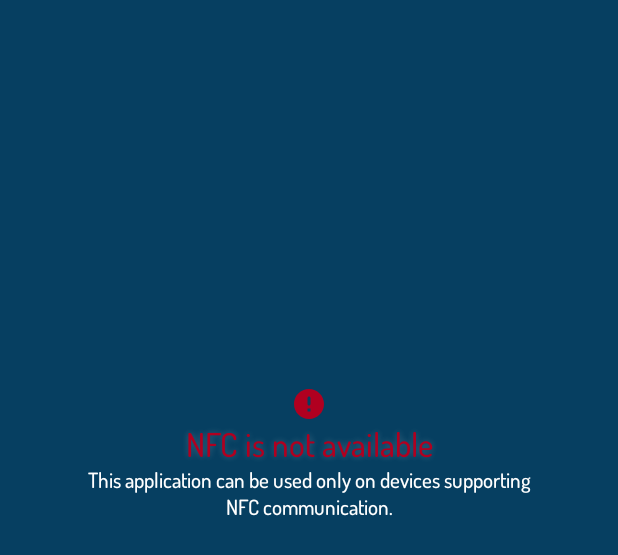
After one commit to su-fit-vut/kis-ctecka-android, an Android app: the layout activity_nfc_not_available.xml on its own in the app's theme, with its tools: preview values and no code run, on a phone screen of 412 x 824 dp. The commit adds this screen. Shown: the top 555 px of the screen. Run offline under Robolectric (Android 15) with nearby library versions, the phone set to English and light mode, and no system bars.

Commit message:
Show error screen when NFC is not available

```diff
--- /dev/null
+++ b/app/src/main/res/drawable/round_error_24.xml
@@ -0,0 +1,5 @@
+<vector android:height="24dp"
+    android:viewportHeight="24" android:viewportWidth="24"
+    android:width="24dp" xmlns:android="http://schemas.android.com/apk/res/android">
+    <path android:fillColor="@android:color/white" android:pathData="M12,2C6.48,2 2,6.48 2,12s4.48,10 10,10 10,-4.48 10,-10S17.52,2 12,2zM12,13c-0.55,0 -1,-0.45 -1,-1L11,8c0,-0.55 0.45,-1 1,-1s1,0.45 1,1v4c0,0.55 -0.45,1 -1,1zM13,17h-2v-2h2v2z"/>
+</vector>
--- /dev/null
+++ b/app/src/main/res/layout/activity_nfc_not_available.xml
@@ -0,0 +1,50 @@
+<?xml version="1.0" encoding="utf-8"?>
+<androidx.constraintlayout.widget.ConstraintLayout xmlns:android="http://schemas.android.com/apk/res/android"
+    xmlns:app="http://schemas.android.com/apk/res-auto"
+    xmlns:tools="http://schemas.android.com/tools"
+    android:layout_width="match_parent"
+    android:layout_height="match_parent"
+    tools:context=".NfcNotAvailableActivity">
+
+    <LinearLayout
+        android:layout_width="0dp"
+        android:layout_height="wrap_content"
+        android:layout_marginStart="48dp"
+        android:layout_marginEnd="48dp"
+        android:gravity="center_horizontal"
+        android:orientation="vertical"
+        android:textAlignment="gravity"
+        app:layout_constraintBottom_toBottomOf="parent"
+        app:layout_constraintEnd_toEndOf="parent"
+        app:layout_constraintStart_toStartOf="parent"
+        app:layout_constraintTop_toTopOf="parent"
+        app:layout_constraintVertical_bias="0.35000002">
+
+        <ImageView
+            android:id="@+id/imageView2"
+            android:layout_width="wrap_content"
+            android:layout_height="wrap_content"
+            android:contentDescription="@string/error_icon_contentDescription"
+            app:srcCompat="@drawable/round_error_24"
+            app:tint="@color/error" />
+
+        <TextView
+            android:id="@+id/textView2"
+            android:layout_width="match_parent"
+            android:layout_height="wrap_content"
+            android:shadowColor="#33ffffff"
+            android:shadowRadius="5"
+            android:text="@string/nfc_unavailable_title"
+            android:textAlignment="center"
+            android:textAppearance="@style/TextAppearance.AppCompat.Large"
+            android:textColor="@color/error" />
+
+        <TextView
+            android:id="@+id/textView3"
+            android:layout_width="match_parent"
+            android:layout_height="wrap_content"
+            android:text="@string/nfc_unavailable_text"
+            android:textAlignment="center" />
+    </LinearLayout>
+
+</androidx.constraintlayout.widget.ConstraintLayout>
--- a/app/src/main/res/values/colors.xml
+++ b/app/src/main/res/values/colors.xml
@@ -8,5 +8,7 @@
     <color name="black">#FF000000</color>
     <color name="white">#FFFFFFFF</color>
 
+    <color name="error">#B00020</color>
+
     <color name="su_blue">#063f61</color>
 </resources>
--- a/app/src/main/res/values/flags.xml
+++ b/app/src/main/res/values/flags.xml
@@ -2,4 +2,5 @@
 <resources>
     <bool name="camera_brightness_regulation_enabled">true</bool>
     <integer name="default_flash_duration">100</integer>
+    <bool name="pretend_having_no_nfc">false</bool>
 </resources>
--- a/app/src/main/res/values/strings.xml
+++ b/app/src/main/res/values/strings.xml
@@ -38,4 +38,7 @@
     <string name="settings_proximity_sensor_summary_on">The screen will turn off when covered</string>
 
     <string name="brief_version_information">Version %s\nUpdated: %s</string>
+    <string name="nfc_unavailable_title">NFC is not available</string>
+    <string name="nfc_unavailable_text">This application can be used only on devices supporting NFC communication.</string>
+    <string name="error_icon_contentDescription">Error</string>
 </resources>
```
Also changed, not shown: app/src/main/AndroidManifest.xml (+8 -1 lines), app/src/main/java/cz/jwo/kisctecka/MainActivity.kt (+12 -5 lines), app/src/main/java/cz/jwo/kisctecka/NfcNotAvailableActivity.kt (added, +11 -0 lines).
